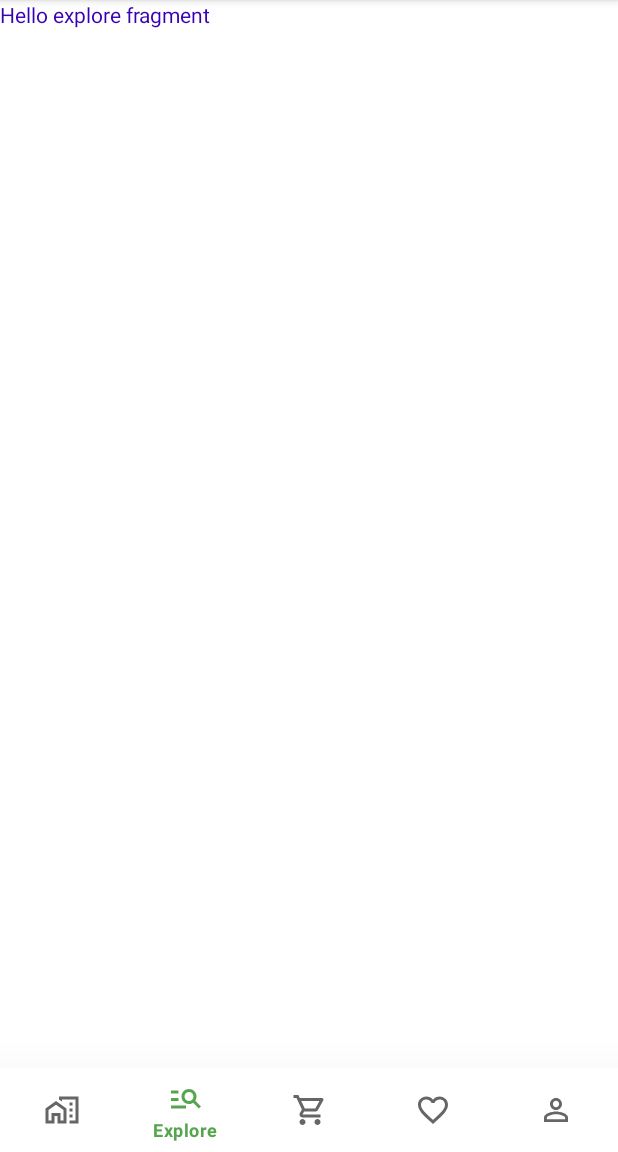
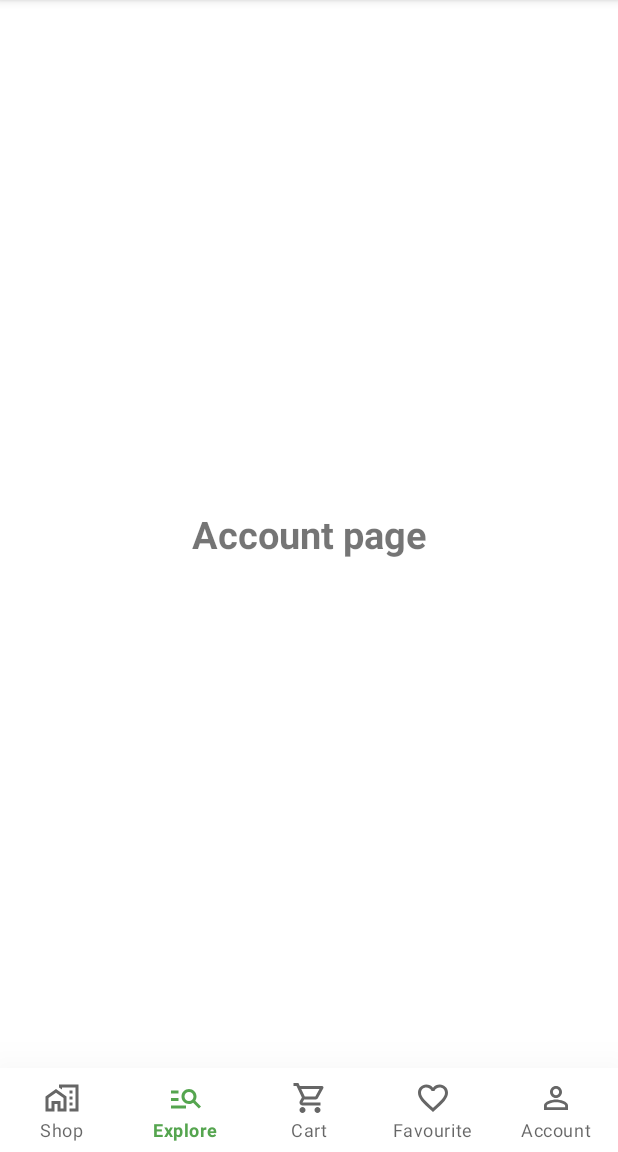
Before and after one commit to awate1/Urbanfresh, an Android app: the fragment AccountFrag placed in its activity, on a phone screen of 412 x 824 dp, the part 84-1236 px from its top. Run offline under Robolectric (Android 15) with nearby library versions, the phone set to English and light mode, and no system bars; our stand-ins replace Volley; pictures from the network do not load.

Commit message:
final commit

```diff
--- a/app/src/main/java/com/priyanka/urbanfresh/Adapter/ExploreAdapter.java
+++ b/app/src/main/java/com/priyanka/urbanfresh/Adapter/ExploreAdapter.java
@@ -37,11 +37,9 @@ public class ExploreAdapter extends RecyclerView.Adapter<ExploreAdapter.myviewho
 
     @Override
     public void onBindViewHolder(@NonNull myviewholder holder, int position) {
-     //   holder.imageCategory.setImageResource(dataholder.get(position).getImage());
         holder.nameCategory.setText(dataholder.get(position).getName());
-        Glide.with(mContext).load(dataholder.get(position).getImage()).into(holder.imageCategory);
-       // Glide.with(mContext).load(Banner).into(mImageView);
-       // Glide.with(mContext).load(Banner).into(mImageView);
+        Glide.with(mContext).load(dataholder.get(position).getImage()).placeholder(R.drawable.category).into(holder.imageCategory);
+
     }
 
     @Override
--- a/app/src/main/java/com/priyanka/urbanfresh/ExploreFrag.java
+++ b/app/src/main/java/com/priyanka/urbanfresh/ExploreFrag.java
@@ -1,11 +1,13 @@
 package com.priyanka.urbanfresh;
 
+import android.app.Activity;
 import android.content.Context;
 import android.graphics.Bitmap;
 import android.graphics.BitmapFactory;
 import android.os.AsyncTask;
 import android.os.Bundle;
 
+import androidx.annotation.NonNull;
 import androidx.fragment.app.Fragment;
 import androidx.recyclerview.widget.DefaultItemAnimator;
 import androidx.recyclerview.widget.GridLayoutManager;
@@ -99,11 +101,12 @@ Context mContext;
         @Override
         protected void onPostExecute(String s) {
           //
-            Log.d("caregoryarray", String.valueOf(Banner));
             if (getActivity() == null) {
                 return;
             }
             Glide.with(getActivity()).load(Banner).into(mImageView);
+            Log.d("caregoryarray", String.valueOf(getActivity()));
+
             Glide.with(getActivity()).load(AdObject).into(adimage);
             ExploreAdapter exploreAdapter=new ExploreAdapter(getActivity(),mDatamodels);
             myItems.setLayoutManager(new GridLayoutManager(getActivity(), 3));
@@ -111,6 +114,15 @@ Context mContext;
 
         }
 
+    }
+
+    @Override
+    public void onAttach(Context context) {
+        super.onAttach(context);
+        Activity a;
+        if (context instanceof Activity){
+            a=(Activity) context;
+        }
     }
 
     public String POST(String url){
--- a/app/src/main/res/layout/activity_main.xml
+++ b/app/src/main/res/layout/activity_main.xml
@@ -19,8 +19,7 @@
         app:elevation="50dp"
         app:layout_constraintBottom_toBottomOf="parent"
         app:layout_constraintEnd_toEndOf="parent"
+        app:labelVisibilityMode="labeled"
         app:layout_constraintStart_toStartOf="parent"
         app:menu="@menu/buttom_menu" />
-
-
 </androidx.constraintlayout.widget.ConstraintLayout>
--- a/app/src/main/res/layout/fragment_account.xml
+++ b/app/src/main/res/layout/fragment_account.xml
@@ -1,5 +1,6 @@
 <?xml version="1.0" encoding="utf-8"?>
-<FrameLayout xmlns:android="http://schemas.android.com/apk/res/android"
+<androidx.constraintlayout.widget.ConstraintLayout xmlns:android="http://schemas.android.com/apk/res/android"
+    xmlns:app="http://schemas.android.com/apk/res-auto"
     xmlns:tools="http://schemas.android.com/tools"
     android:layout_width="match_parent"
     android:layout_height="match_parent"
@@ -8,8 +9,14 @@
     <!-- TODO: Update blank fragment layout -->
     <TextView
         android:layout_width="match_parent"
-        android:textColor="@color/purple_700"
-        android:layout_height="match_parent"
-        android:text="@string/hello_blank_fragment" />
+        android:layout_height="wrap_content"
+        android:text="Account page"
+        android:textSize="25sp"
+        android:textStyle="bold"
+        android:textAlignment="center"
+        app:layout_constraintBottom_toBottomOf="parent"
+        app:layout_constraintEnd_toEndOf="parent"
+        app:layout_constraintStart_toStartOf="parent"
+        app:layout_constraintTop_toTopOf="parent" />
 
-</FrameLayout>
+</androidx.constraintlayout.widget.ConstraintLayout>
--- a/app/src/main/res/layout/fragment_explore.xml
+++ b/app/src/main/res/layout/fragment_explore.xml
@@ -60,7 +60,7 @@
             <androidx.recyclerview.widget.RecyclerView
                 android:id="@+id/explorefrag"
                 android:layout_width="wrap_content"
-                android:layout_height="300dp"
+                android:layout_height="350dp"
                 android:layout_marginStart="20dp"
                 android:layout_marginEnd="20dp"
 
```
Also changed, not shown: app/src/main/res/layout/explore_row_layout.xml (+4 -4 lines), app/src/main/res/layout/fragment_blank.xml (+6 -2 lines), app/src/main/res/layout/fragment_fav.xml (+6 -3 lines), app/src/main/res/layout/fragment_shop.xml (+6 -3 lines), app/src/main/res/drawable-v24/category.PNG (added).
